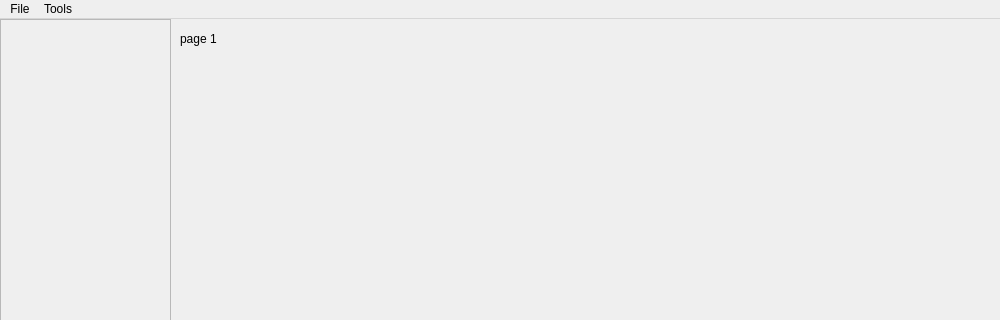
Qt form QT/mainwindow.ui (grigverdyan/Powerpoint-like-project) before a commit; both pictures show x 0 to 1000 and y 0 to 320 of the 1000 by 600 pixel window.
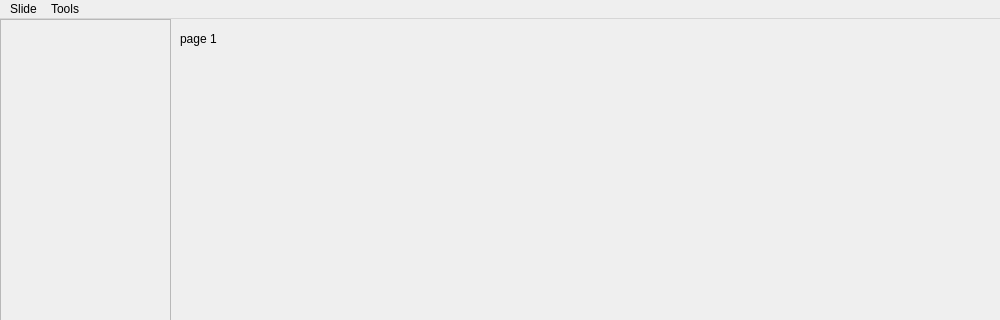
The same form after that commit.

Patch:
```diff
--- a/QT/mainwindow.ui
+++ b/QT/mainwindow.ui
@@ -149,12 +149,12 @@
      <x>0</x>
      <y>0</y>
      <width>1000</width>
-     <height>26</height>
+     <height>17</height>
     </rect>
    </property>
    <widget class="QMenu" name="menuFile">
     <property name="title">
-     <string>File</string>
+     <string>Slide</string>
     </property>
     <addaction name="actionNew"/>
    </widget>
```
